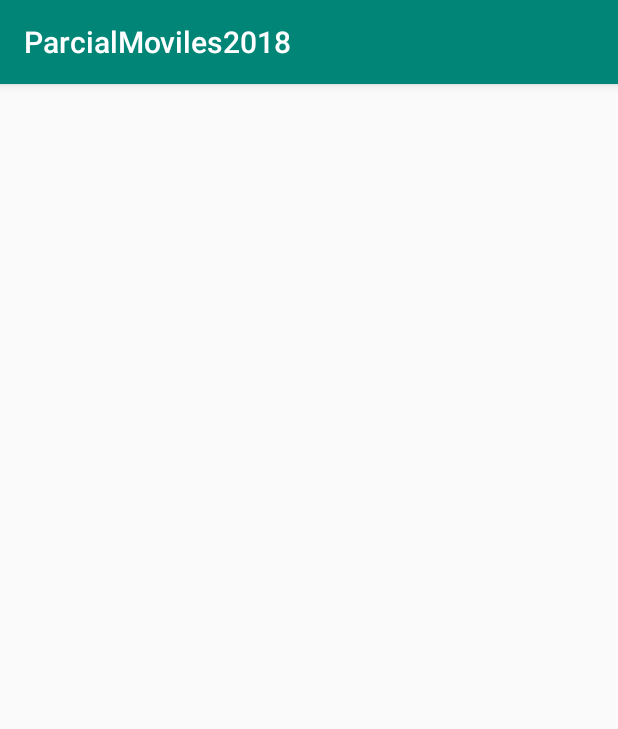
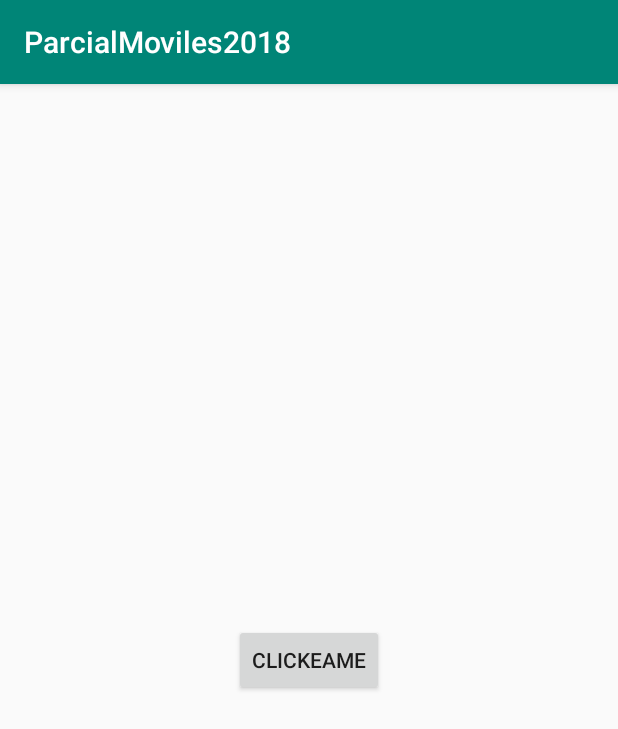
Before and after one commit to lutialberto/ParcialMoviles2018, an Android app: the Exercise1Activity screen opened directly, with no data from a screen before it, on a phone screen of 412 x 824 dp. Shown: the top 729 px of the screen. Run offline under Robolectric (Android 15) with nearby library versions, the phone set to English and light mode, and no system bars.

Commit message:
on click method implemented for btnClickeame

```diff
--- a/app/src/main/java/com/example/betom/parcialmoviles2018/controllers/Exercise1Activity.kt
+++ b/app/src/main/java/com/example/betom/parcialmoviles2018/controllers/Exercise1Activity.kt
@@ -2,7 +2,13 @@ package com.example.betom.parcialmoviles2018.controllers
 
 import android.support.v7.app.AppCompatActivity
 import android.os.Bundle
+import android.util.Log
+import android.view.View
+import android.widget.Toast
 import com.example.betom.parcialmoviles2018.R
+import com.example.betom.parcialmoviles2018.utilities.LOG_MESSAGE_HELLO_WORLD
+import com.example.betom.parcialmoviles2018.utilities.LOG_TAG_HELLO_WORLD
+import com.example.betom.parcialmoviles2018.utilities.TOAST_EXERCISE_1_ON_CLICK
 
 class Exercise1Activity : AppCompatActivity() {
 
@@ -10,4 +16,9 @@ class Exercise1Activity : AppCompatActivity() {
         super.onCreate(savedInstanceState)
         setContentView(R.layout.activity_exercise1)
     }
+
+    fun btnCLickeameClicked(view: View) {
+        Log.d(LOG_TAG_HELLO_WORLD, LOG_MESSAGE_HELLO_WORLD)
+        Toast.makeText(this, TOAST_EXERCISE_1_ON_CLICK,Toast.LENGTH_LONG).show()
+    }
 }
--- /dev/null
+++ b/app/src/main/java/com/example/betom/parcialmoviles2018/utilities/Constants.kt
@@ -0,0 +1,10 @@
+package com.example.betom.parcialmoviles2018.utilities
+
+/*log tags*/
+const val LOG_TAG_HELLO_WORLD = "hola mundo"
+
+/*log messages*/
+const val LOG_MESSAGE_HELLO_WORLD = "El usuario apretó el botón"
+
+/*toast messages*/
+const val TOAST_EXERCISE_1_ON_CLICK = "Hola mundo!"
--- a/app/src/main/res/layout/activity_exercise1.xml
+++ b/app/src/main/res/layout/activity_exercise1.xml
@@ -6,4 +6,15 @@
     android:layout_height="match_parent"
     tools:context=".controllers.Exercise1Activity">
 
+    <Button
+        android:id="@+id/btnClickeame"
+        android:layout_width="wrap_content"
+        android:layout_height="wrap_content"
+        android:onClick="btnCLickeameClicked"
+        android:text="Clickeame"
+        app:layout_constraintBottom_toBottomOf="parent"
+        app:layout_constraintEnd_toEndOf="parent"
+        app:layout_constraintHorizontal_bias="0.5"
+        app:layout_constraintStart_toStartOf="parent"
+        app:layout_constraintTop_toTopOf="parent" />
 </android.support.constraint.ConstraintLayout>
```
